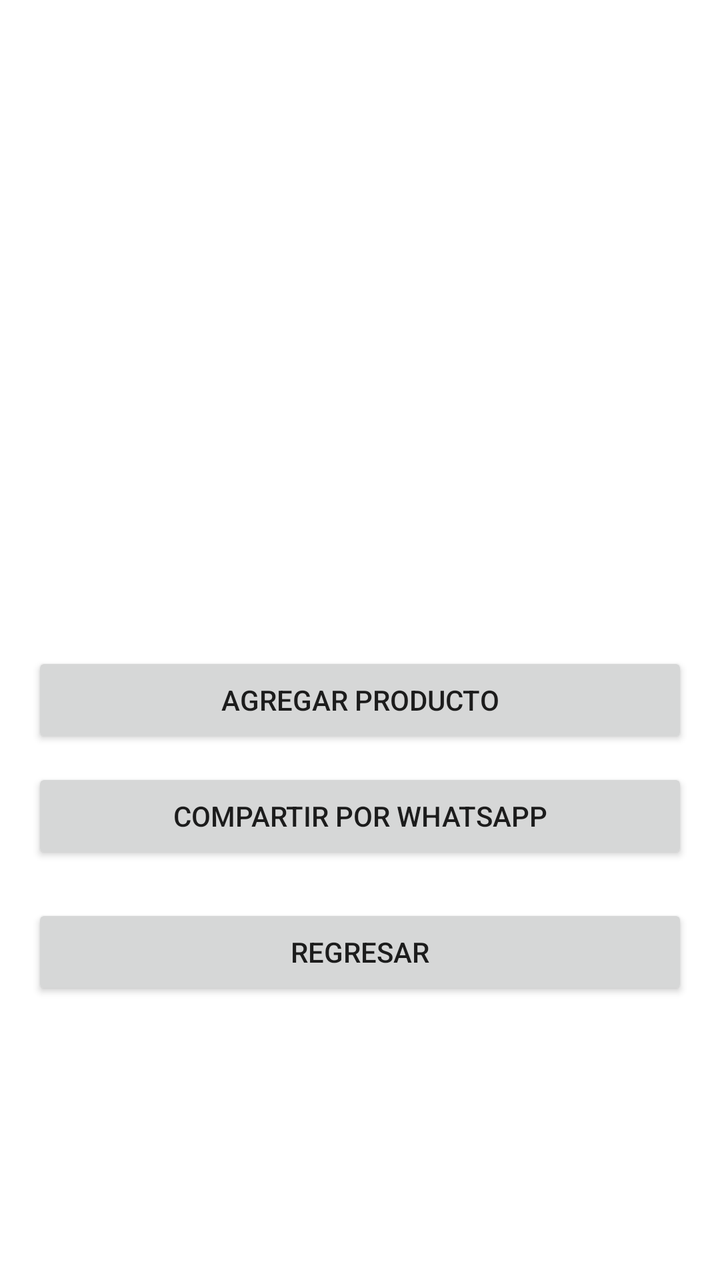
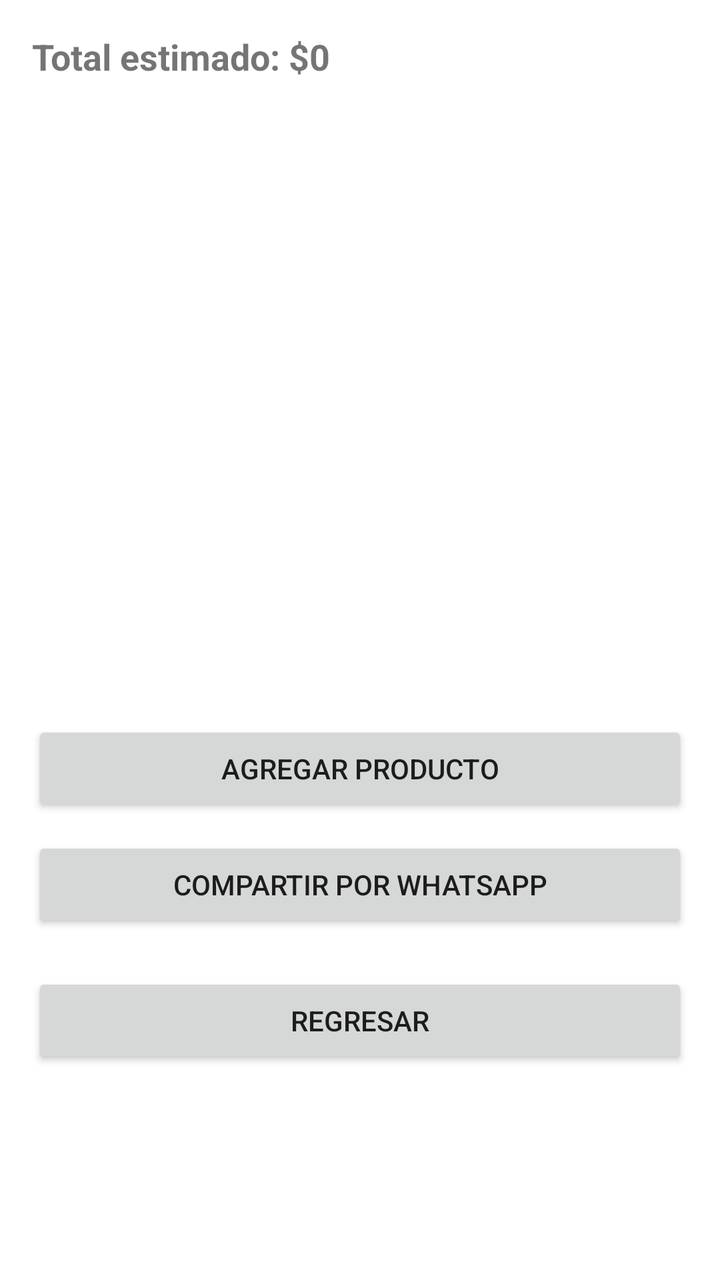

An Android layout rendered at two revisions. The XML below is the earlier revision; the diff shows what the commit changed to produce the second picture.
<!-- AndroidManifest.xml: fallback theme Theme.MaterialComponents.DayNight.NoActionBar -->
<!-- res/layout/activity_cart.xml -->
<?xml version="1.0" encoding="utf-8"?>
<LinearLayout
    xmlns:android="http://schemas.android.com/apk/res/android"
    android:orientation="vertical"
    android:padding="16dp"
    android:layout_width="match_parent"
    android:layout_height="match_parent">

    
    <ListView
        android:id="@+id/listView"
        android:layout_width="match_parent"
        android:layout_height="300dp" />

    
    <Button
        android:id="@+id/btnAdd"
        android:layout_width="match_parent"
        android:layout_height="wrap_content"
        android:text="Agregar producto"
        android:layout_marginTop="10dp"/>

    
    <Button
        android:id="@+id/btnWhats"
        android:layout_width="match_parent"
        android:layout_height="wrap_content"
        android:text="Compartir por WhatsApp"
        android:layout_marginTop="10dp"/>

    
    <Button
        android:id="@+id/btnBack"
        android:layout_width="match_parent"
        android:layout_height="wrap_content"
        android:text="Regresar"
        android:layout_marginTop="20dp"/>

</LinearLayout>
<!-- resources referenced by this layout -->
<resources>

</resources>

<!-- the commit's change to res/layout/activity_cart.xml (unified diff, before → after) -->
@@ -5,6 +5,16 @@
     android:padding="16dp"
     android:layout_width="match_parent"
     android:layout_height="match_parent">
+
+    
+    <TextView
+        android:id="@+id/txtTotal"
+        android:layout_width="match_parent"
+        android:layout_height="wrap_content"
+        android:text="Total estimado: $0"
+        android:textSize="18sp"
+        android:textStyle="bold"
+        android:layout_marginBottom="10dp"/>
 
     
     <ListView
